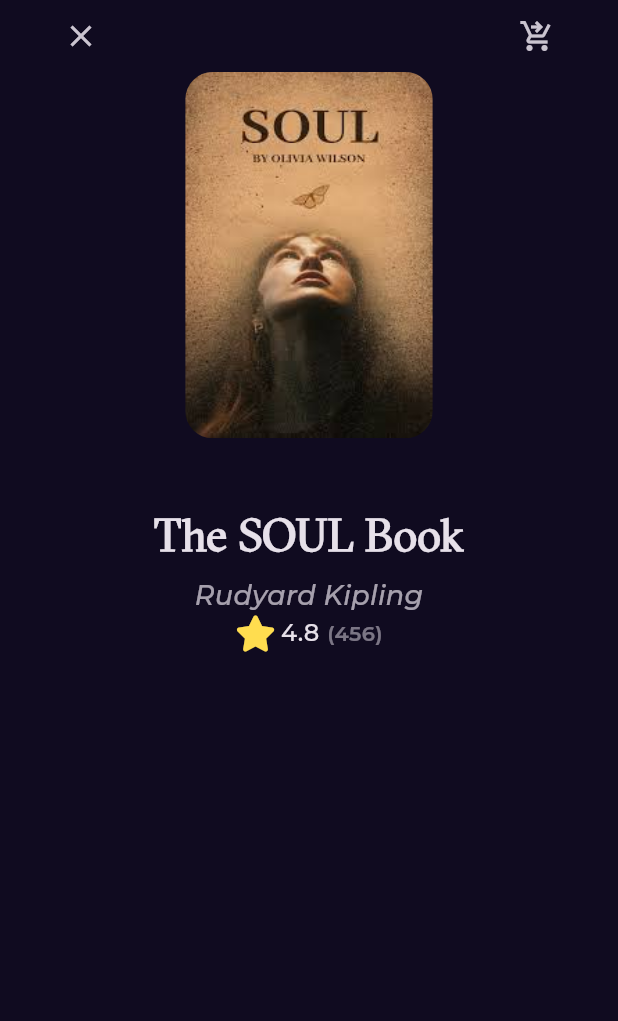
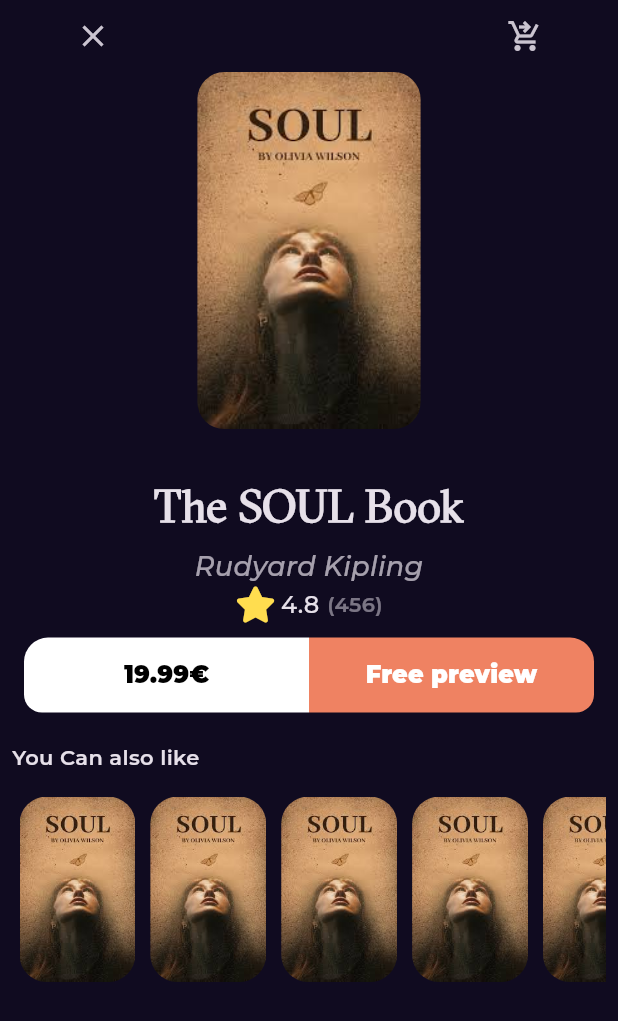
Before and after one commit to Youssef-Fekry/bookly, a Flutter app: the BookDetailsView screen opened by its route, on a phone screen of 412 x 824 dp. Shown: the top 1021 px of the screen. Run offline on Flutter 3.47's test engine with Material 3 defaults, Android fonts, the phone set to English and light mode, and no system bars; our stand-ins replace font_awesome_flutter, go_router, google_fonts, lottie; network calls fail.

```diff
--- a/lib/Features/home/presentation/views/widgets/book_details_view_body.dart
+++ b/lib/Features/home/presentation/views/widgets/book_details_view_body.dart
@@ -1,6 +1,8 @@
 import 'package:bokly_app/Features/home/presentation/views/widgets/book_detials_custom_app_bar.dart';
 import 'package:bokly_app/Features/home/presentation/views/widgets/book_rating.dart';
+import 'package:bokly_app/Features/home/presentation/views/widgets/books_action_button.dart';
 import 'package:bokly_app/Features/home/presentation/views/widgets/custome_book_item.dart';
+import 'package:bokly_app/Features/home/presentation/views/widgets/similar_books_listview.dart';
 import 'package:bokly_app/core/utils/styles.dart';
 import 'package:flutter/material.dart';
 import 'package:flutter/widgets.dart';
@@ -11,7 +13,9 @@ class BookDetailsViewBody extends StatelessWidget {
   @override
   Widget build(BuildContext context) {
     var width = MediaQuery.of(context).size.width;
-    return Column(
+    return Padding(
+      padding: const EdgeInsets.symmetric(horizontal: 8.0),
+      child: Column(
         children: [
           const CustomeBookDetialsAppBar(),
           Padding(
@@ -19,7 +23,7 @@ class BookDetailsViewBody extends StatelessWidget {
             child: const CustomeBookItem(),
           ),
           const SizedBox(
-          height: 43,
+            height: 30,
           ),
           const Text(
             'The SOUL Book',
@@ -41,7 +45,26 @@ class BookDetailsViewBody extends StatelessWidget {
           const BookRating(
             mainAxisAlignment: MainAxisAlignment.center,
           ),
+          const SizedBox(
+            height: 10,
+          ),
+          const BookActions(),
+          const SizedBox(
+            height: 20,
+          ),
+          Align(
+            alignment: Alignment.centerLeft,
+            child: Text(
+              'You Can also like',
+              style: Styles.textStyle14.copyWith(fontWeight: FontWeight.w600),
+            ),
+          ),
+          const SizedBox(
+            height: 16,
+          ),
+          const SimilarBookslistview(),
         ],
+      ),
     );
   }
 }
--- a/lib/Features/home/presentation/views/widgets/book_rating.dart
+++ b/lib/Features/home/presentation/views/widgets/book_rating.dart
@@ -32,7 +32,7 @@ class BookRating extends StatelessWidget {
             '(456)',
             style: Styles.textStyle14.copyWith(fontWeight: FontWeight.w600),
           ),
-        )
+        ),
       ],
     );
   }
--- /dev/null
+++ b/lib/Features/home/presentation/views/widgets/books_action_button.dart
@@ -0,0 +1,44 @@
+import 'package:bokly_app/core/utils/custome_button.dart';
+import 'package:flutter/material.dart';
+
+class BookActions extends StatelessWidget {
+  const BookActions({super.key});
+
+  @override
+  Widget build(BuildContext context) {
+    return const Padding(
+      padding: EdgeInsets.symmetric(horizontal: 8.0),
+      child: Row(
+        children: [
+          Expanded(
+            child: CustomeButton(
+              text: '19.99€',
+              backgroundcolor: Colors.white,
+              texColor: Colors.black,
+              borderRadius: BorderRadius.only(
+                topLeft: Radius.circular(16),
+                bottomLeft: Radius.circular(
+                  12,
+                ),
+              ),
+            ),
+          ),
+          Expanded(
+            child: CustomeButton(
+              fontsize: 16,
+              text: 'Free preview',
+              backgroundcolor: Color(0xffEF8262),
+              texColor: Colors.white,
+              borderRadius: BorderRadius.only(
+                topRight: Radius.circular(16),
+                bottomRight: Radius.circular(
+                  12,
+                ),
+              ),
+            ),
+          ),
+        ],
+      ),
+    );
+  }
+}
--- a/lib/Features/home/presentation/views/widgets/custome_book_item.dart
+++ b/lib/Features/home/presentation/views/widgets/custome_book_item.dart
@@ -8,7 +8,7 @@ class CustomeBookItem extends StatelessWidget {
   @override
   Widget build(BuildContext context) {
     return AspectRatio(
-      aspectRatio: 2.7 / 4,
+      aspectRatio: 2.5 / 4,
       child: Container(
         height: 100,
         decoration: BoxDecoration(
--- /dev/null
+++ b/lib/Features/home/presentation/views/widgets/similar_books_listview.dart
@@ -0,0 +1,22 @@
+import 'package:bokly_app/Features/home/presentation/views/widgets/custome_book_item.dart';
+import 'package:flutter/material.dart';
+
+class SimilarBookslistview extends StatelessWidget {
+  const SimilarBookslistview({super.key});
+
+  @override
+  Widget build(BuildContext context) {
+    return SizedBox(
+      height: MediaQuery.of(context).size.height * .15,
+      child: ListView.builder(
+        scrollDirection: Axis.horizontal,
+        itemBuilder: (context, index) {
+          return const Padding(
+            padding: EdgeInsets.symmetric(horizontal: 5.0),
+            child: CustomeBookItem(),
+          );
+        },
+      ),
+    );
+  }
+}
--- /dev/null
+++ b/lib/core/utils/custome_button.dart
@@ -0,0 +1,39 @@
+import 'package:bokly_app/core/utils/styles.dart';
+import 'package:flutter/material.dart';
+
+class CustomeButton extends StatelessWidget {
+  const CustomeButton(
+      {super.key,
+      required this.backgroundcolor,
+      required this.texColor,
+      this.borderRadius,
+      required this.text,
+      this.fontsize});
+
+  final String text;
+  final Color backgroundcolor;
+  final Color texColor;
+  final BorderRadius? borderRadius;
+  final double? fontsize;
+
+  @override
+  Widget build(BuildContext context) {
+    return SizedBox(
+      height: 50,
+      child: TextButton(
+        onPressed: () {},
+        style: TextButton.styleFrom(
+          backgroundColor: backgroundcolor,
+          shape: RoundedRectangleBorder(
+            borderRadius: borderRadius ?? BorderRadius.circular(18),
+          ),
+        ),
+        child: Text(
+          text,
+          style: Styles.textStyle16
+              .copyWith(color: texColor, fontWeight: FontWeight.w900),
+        ),
+      ),
+    );
+  }
+}
```
Lines whose indentation alone changed are shown as unchanged.
